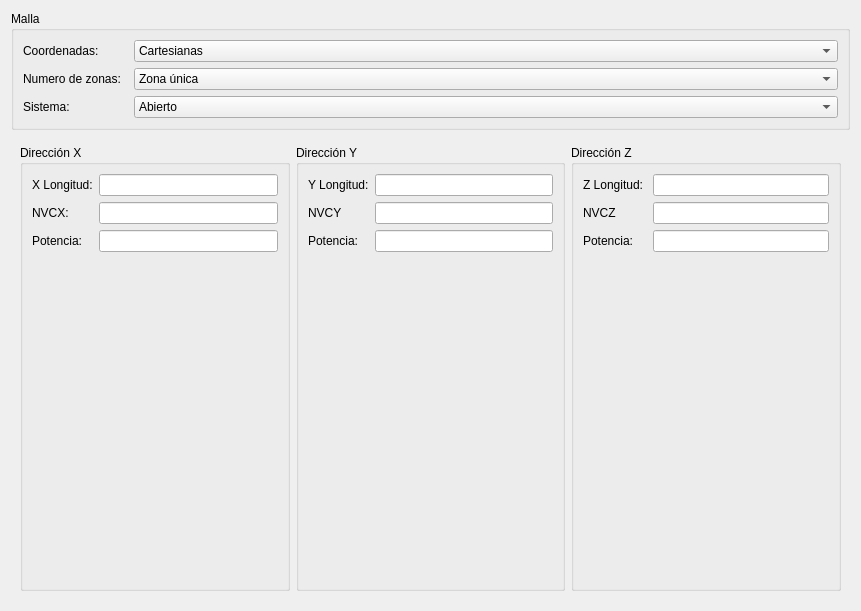
Above: malla_window/ui/malla_window.ui from luisdavidrodm/PrePRODIC3D before the change. Below: the same form after it.
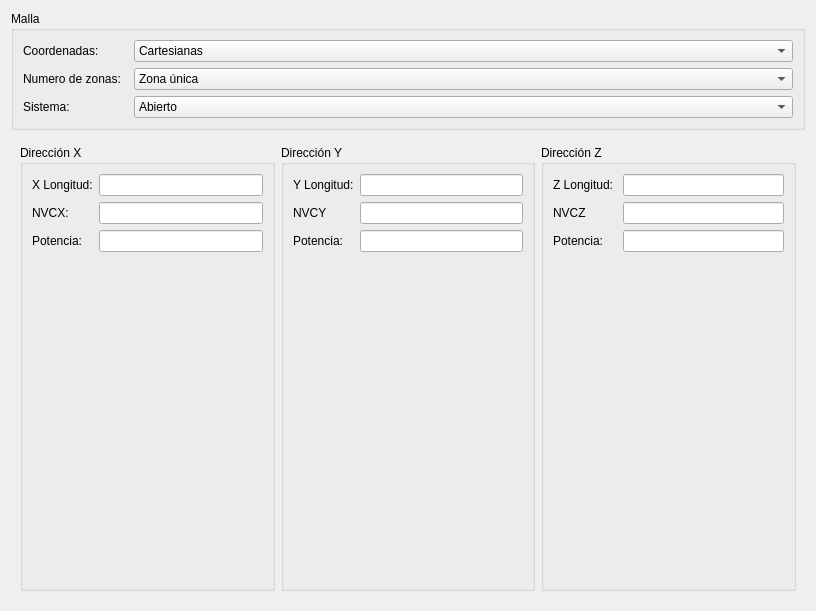
That is the form after the change. Icons and pictures are not drawn.

Commit message: cambios graficos minimos en tamaño de ventanas para la interfaz

Diff of the .ui file:
```diff
--- a/malla_window/ui/malla_window.ui
+++ b/malla_window/ui/malla_window.ui
@@ -6,8 +6,8 @@
    <rect>
     <x>0</x>
     <y>0</y>
-    <width>861</width>
-    <height>584</height>
+    <width>816</width>
+    <height>545</height>
    </rect>
   </property>
   <property name="windowTitle">
```
The commit also changes 5 other files.
